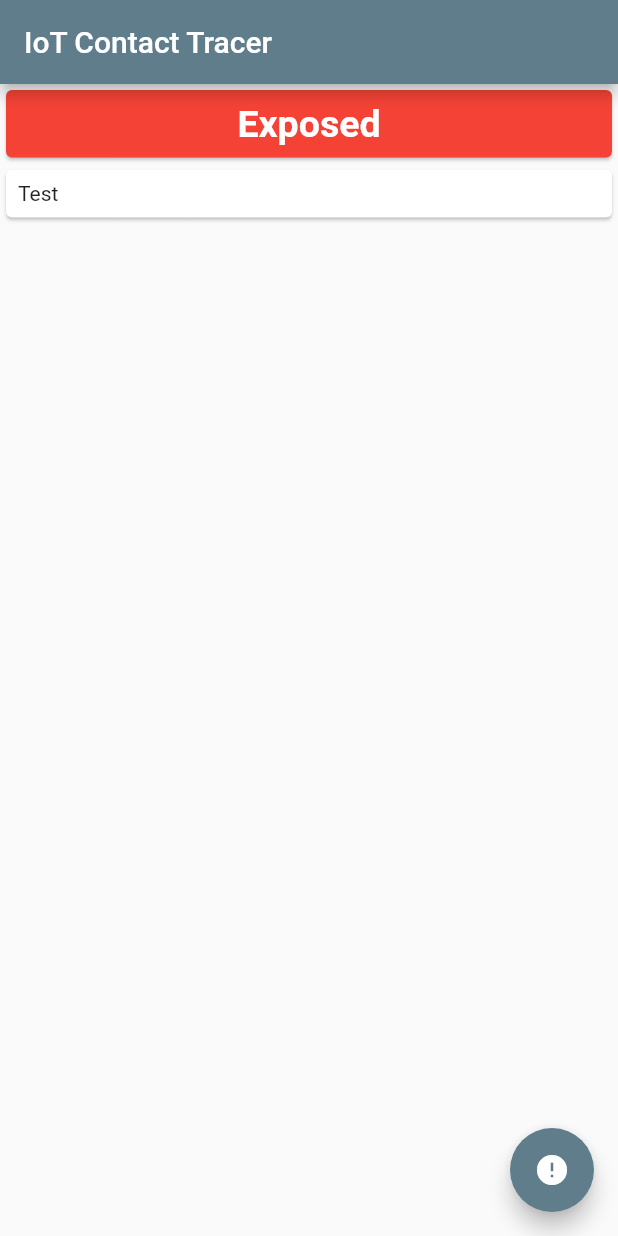
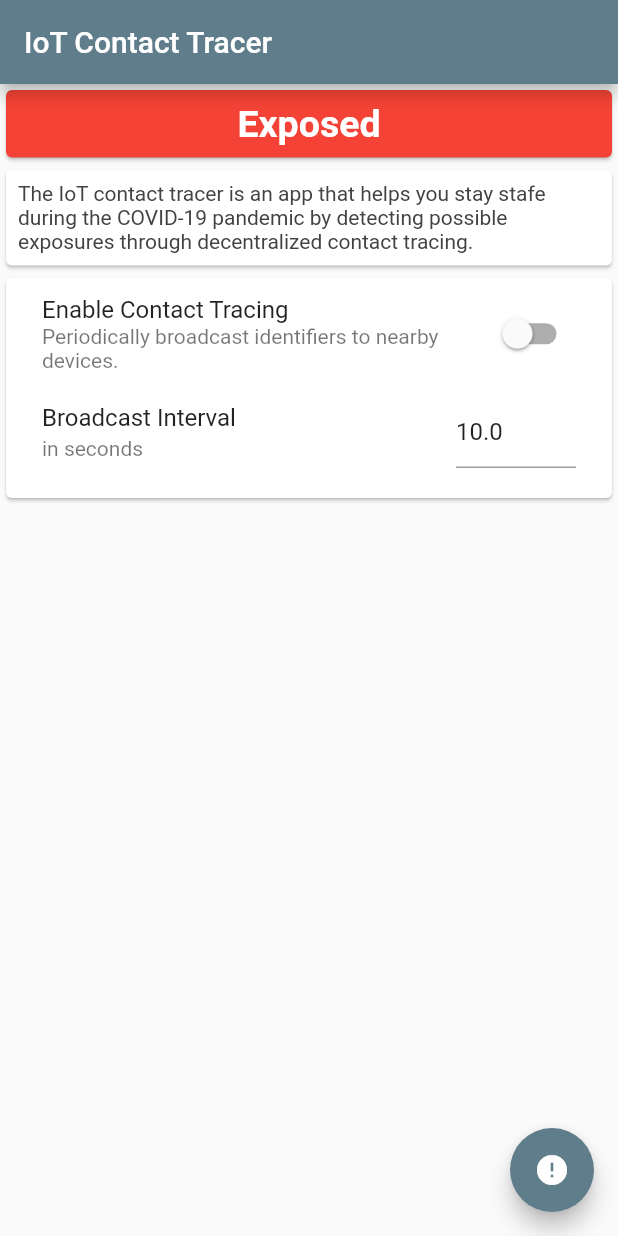
Before and after one commit to fwcd/iot-contact-tracer, a Flutter app: the screen it shows after launch, on a phone screen of 412 x 824 dp. Run offline on Flutter 3.47's test engine with Material 2 defaults, Android fonts, the light colour scheme and no system bars.

Commit message:
Implement NumberListTile

```diff
--- a/mobile-client/contact_tracer/lib/main.dart
+++ b/mobile-client/contact_tracer/lib/main.dart
@@ -1,5 +1,7 @@
 import 'package:contact_tracer/feed_card.dart';
+import 'package:contact_tracer/number_list_tile.dart';
 import 'package:flutter/material.dart';
+import 'package:flutter/services.dart';
 
 void main() {
   runApp(ContactTracerApp());
@@ -38,6 +40,8 @@ class ContactTracerHomePage extends StatefulWidget {
 
 class _ContactTracerHomePageState extends State<ContactTracerHomePage> {
   bool _healthy = false;
+  bool _enabled = false;
+  double _broadcastInterval = 10;
 
   void _toggleExposed() {
     setState(() {
@@ -69,7 +73,38 @@ class _ContactTracerHomePageState extends State<ContactTracerHomePage> {
             )
           ),
           FeedCard(
-            child: Text('Test')
+            child: Text(
+              'The IoT contact tracer is an app that helps you stay stafe during the COVID-19 pandemic by detecting possible exposures through decentralized contact tracing.',
+              style: TextStyle(
+                color: Colors.grey[800]
+              )
+            )
+          ),
+          FeedCard(
+            child: Column(
+              children: <Widget>[
+                SwitchListTile(
+                  value: _enabled,
+                  title: Text('Enable Contact Tracing'),
+                  subtitle: Text('Periodically broadcast identifiers to nearby devices.'),
+                  onChanged: (value) {
+                    setState(() {
+                      _enabled = value;
+                    });
+                  },
+                ),
+                NumberListTile(
+                  title: Text('Broadcast Interval'),
+                  subtitle: Text('in seconds'),
+                  value: _broadcastInterval,
+                  onChanged: (value) {
+                    setState(() {
+                      _broadcastInterval = value;
+                    });
+                  },
+                )
+              ],
+            )
           )
         ],
       ),
--- /dev/null
+++ b/mobile-client/contact_tracer/lib/number_list_tile.dart
@@ -0,0 +1,33 @@
+import 'package:flutter/material.dart';
+
+class NumberListTile extends StatelessWidget {
+  final Widget title;
+  final Widget subtitle;
+  final double value;
+  final Function(double value) onChanged;
+
+  NumberListTile({Key key, this.title, this.subtitle, this.value, this.onChanged}) : super(key: key);
+
+  // TODO: Currently not working due to
+  // https://github.com/flutter/flutter/issues/40024
+
+  @override
+  Widget build(BuildContext context) {
+    return ListTile(
+      title: title,
+      subtitle: subtitle,
+      trailing: Container(
+        width: 80.0,
+        child: TextField(
+          controller: TextEditingController(
+            text: "$value"
+          ),
+          keyboardType: TextInputType.number,
+          onChanged: (text) {
+            onChanged(double.parse(text));
+          }
+        )
+      )
+    );
+  }
+}
```
